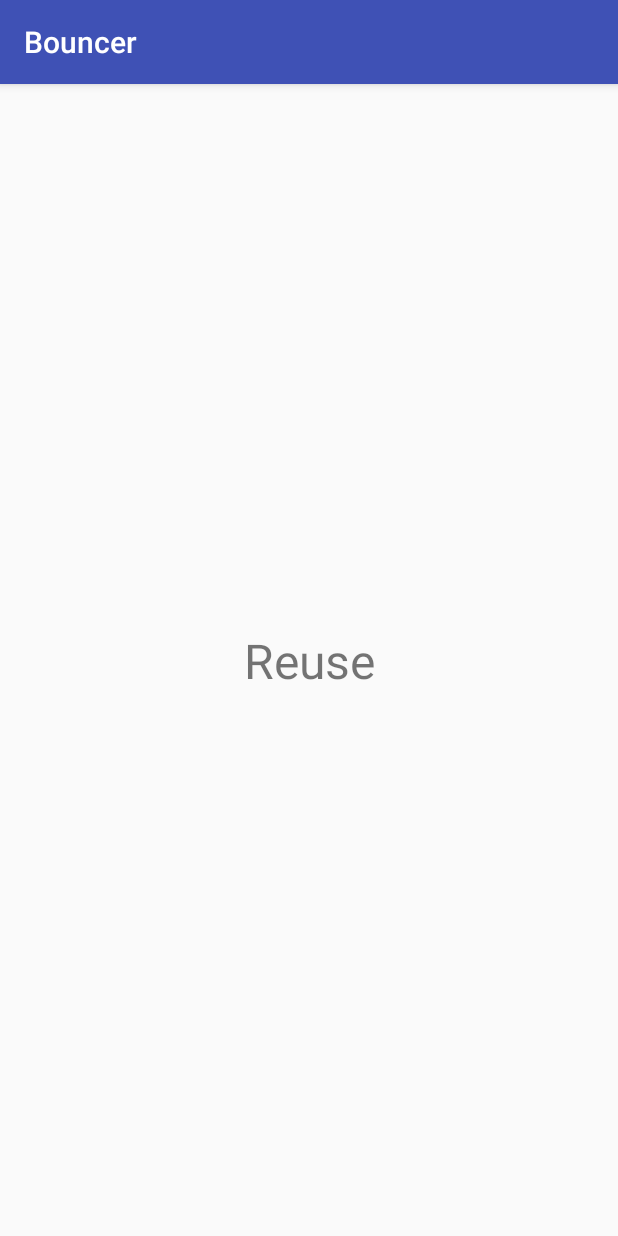
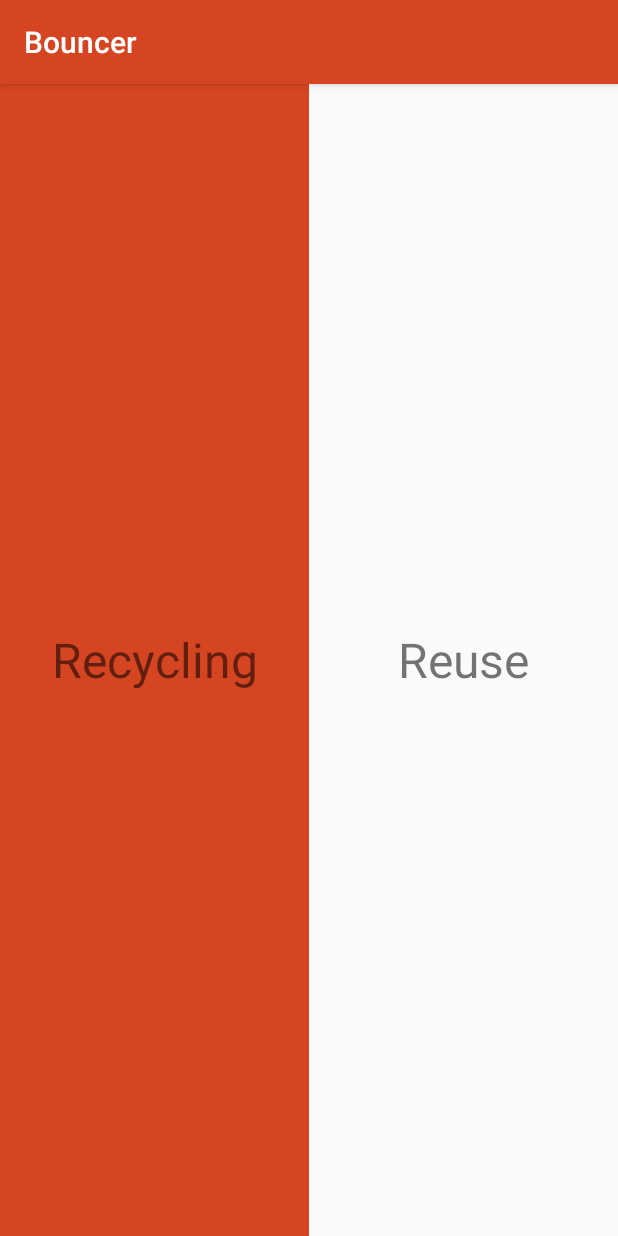
Before and after one commit to petereneric/mobile-box-apps, an Android app: the fragment Fragment_Result shown on its own in the app's theme, on a phone screen of 412 x 824 dp. Run offline under Robolectric (Android 15) with nearby library versions, the phone set to English and light mode, and no system bars; 2 statements that could not run were skipped.

Commit message:
17.06.18

```diff
--- a/app/src/main/java/com/example/ericschumacher/bouncer/Activities/MainActivity.java
+++ b/app/src/main/java/com/example/ericschumacher/bouncer/Activities/MainActivity.java
@@ -372,6 +372,11 @@
     }
 
     @Override
+    public void check() {
+
+    }
+
+    @Override
     public Object_Model getModel() {
         return oModel;
     }
--- a/app/src/main/java/com/example/ericschumacher/bouncer/Constants/Constants_Intern.java
+++ b/app/src/main/java/com/example/ericschumacher/bouncer/Constants/Constants_Intern.java
@@ -12,6 +12,9 @@
     public final static String LIST_CHOICE = "LIST_CHOICE";
     public final static int EXPLOITATION_RECYCLING = 1;
     public final static int EXPLOITATION_REUSE = 2;
+    public final static String OBJECT_MODEL = "OBJECT_MODEL";
 
-    // Shape
+    // Condition
+    public final static int CONDITION_BROKEN = 0;
+    public final static int CONDITION_OK = 1;
 }
--- a/app/src/main/java/com/example/ericschumacher/bouncer/Fragments/Fragment_Result.java
+++ b/app/src/main/java/com/example/ericschumacher/bouncer/Fragments/Fragment_Result.java
@@ -3,39 +3,64 @@
 import android.os.Bundle;
 import android.support.annotation.Nullable;
 import android.support.v4.app.Fragment;
+import android.support.v4.content.res.ResourcesCompat;
 import android.view.LayoutInflater;
 import android.view.View;
 import android.view.ViewGroup;
 import android.widget.TextView;
 
 import com.example.ericschumacher.bouncer.Constants.Constants_Intern;
+import com.example.ericschumacher.bouncer.Objects.Object_Model;
 import com.example.ericschumacher.bouncer.R;
 
 /**
  * Created by Eric Schumacher on 21.05.2018.
  */
 
-public class Fragment_Result extends Fragment {
+public class Fragment_Result extends Fragment implements View.OnClickListener {
 
     // Layout
-    View layout;
-    TextView tvResult;
+    View Layout;
+    TextView tvRecycling;
+    TextView tvReuse;
+
+    // Data
+    Object_Model oModel;
 
     @Nullable
     @Override
     public View onCreateView(LayoutInflater inflater, @Nullable ViewGroup container, @Nullable Bundle savedInstanceState) {
-        layout = inflater.inflate(R.layout.fragment_result, container, false);
+        Layout = inflater.inflate(R.layout.fragment_result, container, false);
 
         // Layout
         setLayout();
 
         // Data
-        tvResult.setText(getArguments().getString(Constants_Intern.SELECTION_RESULT));
-        return layout;
+        oModel = getArguments().getParcelable(Constants_Intern.OBJECT_MODEL);
+        if (oModel.getExploitation() == Constants_Intern.EXPLOITATION_RECYCLING) {
+            tvRecycling.setBackgroundColor(ResourcesCompat.getColor(getResources(), R.color.color_primary, null));
+        } else {
+            tvRecycling.setBackgroundColor(ResourcesCompat.getColor(getResources(), R.color.color_primary, null));
+        }
+
+        return Layout;
     }
 
     // Layout
     private void setLayout() {
-       tvResult = (TextView)layout.findViewById(R.id.tv_result);
+       tvRecycling = Layout.findViewById(R.id.tvRecycling);
+       tvReuse = Layout.findViewById(R.id.tvReuse);
+    }
+
+    @Override
+    public void onClick(View view) {
+        switch (view.getId()) {
+            case R.id.tvRecycling:
+
+                break;
+            case R.id.tvReuse:
+
+                break;
+        }
     }
 }
--- a/app/src/main/java/com/example/ericschumacher/bouncer/Interfaces/Interface_Selection.java
+++ b/app/src/main/java/com/example/ericschumacher/bouncer/Interfaces/Interface_Selection.java
@@ -18,6 +18,7 @@
     void checkBattery (String name);
     void checkDetails();
     void reset();
+    void check();
     Object_Model getModel();
     void startFragmentResult(String result);
     void setShape(int shape);
--- a/app/src/main/res/layout/fragment_result.xml
+++ b/app/src/main/res/layout/fragment_result.xml
@@ -1,23 +1,28 @@
 <?xml version="1.0" encoding="utf-8"?>
-<android.support.constraint.ConstraintLayout
+<LinearLayout
     xmlns:android="http://schemas.android.com/apk/res/android"
     xmlns:app="http://schemas.android.com/apk/res-auto"
     xmlns:tools="http://schemas.android.com/tools"
     android:layout_width="match_parent"
-    android:layout_height="match_parent">
+    android:layout_height="match_parent"
+    android:orientation="horizontal">
 
     <TextView
-        android:id="@+id/tv_result"
-        android:layout_width="wrap_content"
-        android:layout_height="wrap_content"
-        android:layout_marginBottom="8dp"
-        android:layout_marginEnd="8dp"
-        android:layout_marginStart="8dp"
-        android:layout_marginTop="8dp"
-        android:text="Reuse"
+        android:id="@+id/tvRecycling"
+        android:layout_width="0dp"
+        android:layout_weight="1"
+        android:layout_height="match_parent"
+        android:text="@string/recycling"
         android:textSize="32sp"
-        app:layout_constraintBottom_toBottomOf="parent"
-        app:layout_constraintEnd_toEndOf="parent"
-        app:layout_constraintStart_toStartOf="parent"
-        app:layout_constraintTop_toTopOf="parent" />
-</android.support.constraint.ConstraintLayout>
+        android:gravity="center"/>
+
+    <TextView
+        android:id="@+id/tvReuse"
+        android:layout_width="0dp"
+        android:layout_weight="1"
+        android:layout_height="match_parent"
+        android:text="@string/reuse"
+        android:textSize="32sp"
+        android:gravity="center"/>
+
+</LinearLayout>
--- a/app/src/main/res/values/colors.xml
+++ b/app/src/main/res/values/colors.xml
@@ -1,10 +1,11 @@
 <?xml version="1.0" encoding="utf-8"?>
 <resources>
     // App
-    <color name="color_primary">#3f51b5</color>
-    <color name="color_primary_dark">#303F9F</color>
-    <color name="color_secondary">#FF4081</color>
-    <color name="color_secondary_dark">#FF4081</color>
+    <color name="color_primary">#d64521</color>
+    <color name="color_primary_dark">#8b0929</color>
+    <color name="color_primary_light">#df9b8a</color>
+    <color name="color_secondary">#2c8927</color>
+    <color name="color_secondary_dark">#3a5e2b</color>
 
     // Text
     <color name="color_text">#3F51B5</color>
--- a/app/src/main/res/values/strings.xml
+++ b/app/src/main/res/values/strings.xml
@@ -28,7 +28,8 @@
     <string name="added_to">Added to:</string>
     <string name="add_battery">Add %1$s to batteries?</string>
     <string name="hint_enter_battery_name">Enter battery name..</string>
-    <string name="shape_broken">Broken</string>
+    <string name="broken">Broken</string>
+    <string name="ok">Ok</string>
     <string name="shape_repair">Repair</string>
     <string name="shape_acceptable">Acceptable</string>
     <string name="shape_good">Good</string>
```
Also changed, not shown: app/src/main/java/com/example/ericschumacher/bouncer/Fragments/Fragment_Request_Condition.java (added, +68 -0 lines), app/src/main/java/com/example/ericschumacher/bouncer/Objects/Object_Model.java (+66 -1 lines), app/src/main/res/layout/fragment_request_condition.xml (added, +28 -0 lines).
